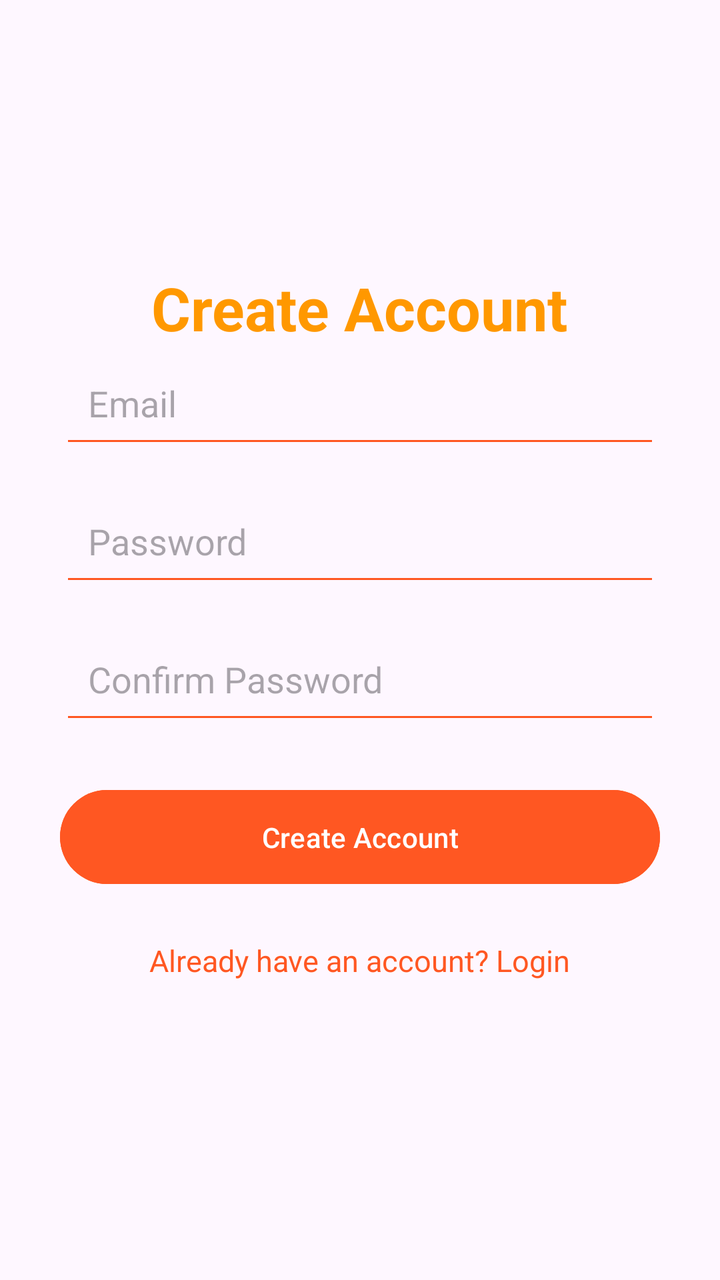
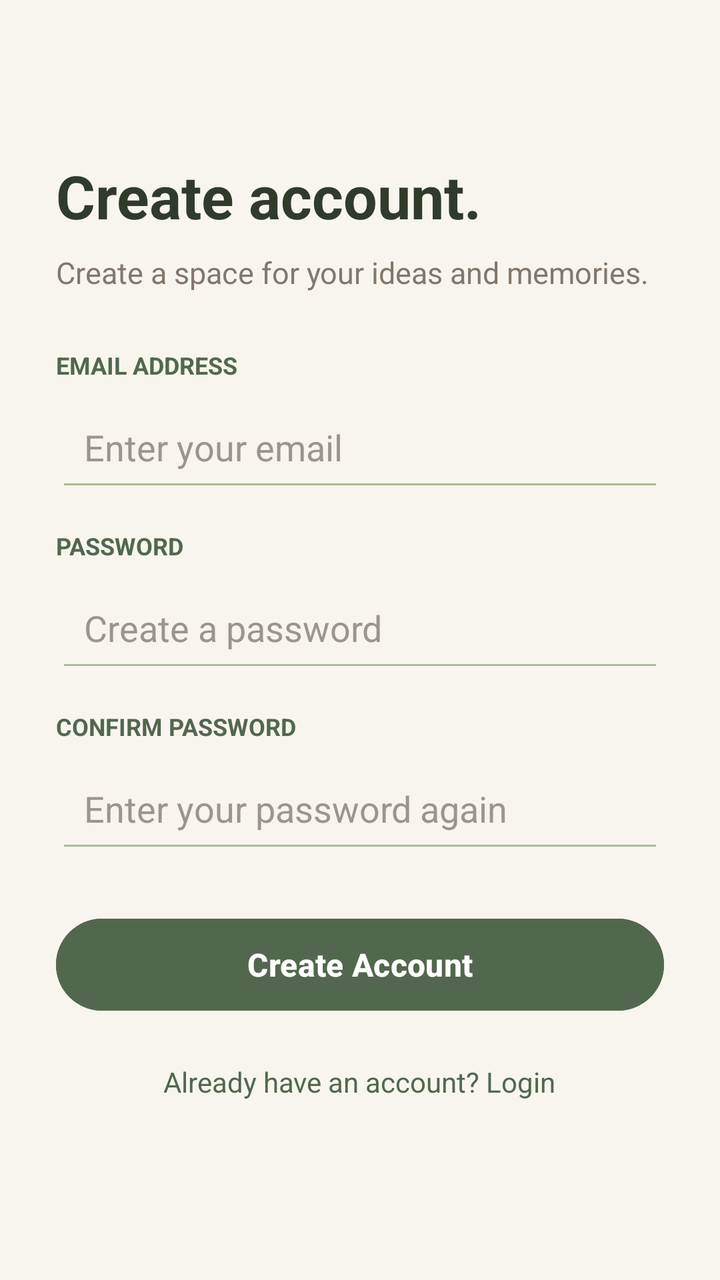

The first picture is an Android layout as it rendered before a commit; the second is the same layout after the commit. The layout source and the unified diff follow.
<!-- AndroidManifest.xml: application theme Theme.MiniProjectNoteBook -->
<!-- res/layout/fragment_register.xml -->
<?xml version="1.0" encoding="utf-8"?>
<LinearLayout xmlns:android="http://schemas.android.com/apk/res/android"
    xmlns:tools="http://schemas.android.com/tools"
    android:layout_width="match_parent"
    android:layout_height="match_parent"
    android:orientation="vertical"
    android:gravity="center"
    android:padding="30dp"

    tools:context=".ui.login.LoginFragment">

    <TextView
        android:layout_width="wrap_content"
        android:layout_height="wrap_content"
        android:textSize="30sp"
        android:textStyle="bold"
        android:textColor="#FF9800"
        android:text="Create Account"/>

    <EditText
        android:id="@+id/etEmail"
        android:layout_width="match_parent"
        android:layout_height="55dp"
        android:hint="Email"
        android:inputType="text"
        android:padding="14dp"
        android:backgroundTint="#FF5722" />

    <EditText
        android:id="@+id/etPassword"
        android:layout_width="match_parent"
        android:layout_height="55dp"
        android:hint="Password"
        android:inputType="textPassword"
        android:padding="14dp"
        android:layout_marginTop="14dp"
        android:backgroundTint="#FF5722" />

    <EditText
        android:id="@+id/etConfirmPassword"
        android:layout_width="match_parent"
        android:layout_height="55dp"
        android:hint="Confirm Password"
        android:inputType="textPassword"
        android:padding="14dp"
        android:layout_marginTop="14dp"
        android:backgroundTint="#FF5722" />

    <Button
        android:id="@+id/btnRegister"
        android:layout_width="match_parent"
        android:layout_height="55dp"
        android:text="Create Account"
        android:textAllCaps="false"
        android:layout_marginTop="24dp"
        android:backgroundTint="#FF5722" />

    <TextView
        android:id="@+id/tvLogin"
        android:layout_width="wrap_content"
        android:layout_height="wrap_content"
        android:text="Already have an account? Login"
        android:textSize="15sp"
        android:textColor="#FF5722"
        android:padding="16dp"
        android:layout_marginTop="8dp" />


</LinearLayout>
<!-- resources referenced by this layout -->
<resources>
  <style name="Theme.MiniProjectNoteBook" parent="Base.Theme.MiniProjectNoteBook" />
  <style name="Base.Theme.MiniProjectNoteBook" parent="Theme.Material3.DayNight.NoActionBar">
          
          
      </style>
</resources>

<!-- the commit's change to res/layout/fragment_register.xml (unified diff, before → after) -->
@@ -1,69 +1,117 @@
 <?xml version="1.0" encoding="utf-8"?>
-<LinearLayout xmlns:android="http://schemas.android.com/apk/res/android"
+<LinearLayout
+    xmlns:android="http://schemas.android.com/apk/res/android"
     xmlns:tools="http://schemas.android.com/tools"
     android:layout_width="match_parent"
     android:layout_height="match_parent"
     android:orientation="vertical"
     android:gravity="center"
-    android:padding="30dp"
-
+    android:background="#F8F5EF"
+    android:padding="28dp"
     tools:context=".ui.login.LoginFragment">
 
     <TextView
-        android:layout_width="wrap_content"
+        android:layout_width="match_parent"
         android:layout_height="wrap_content"
+        android:text="Create account."
+        android:textColor="#303B2C"
         android:textSize="30sp"
-        android:textStyle="bold"
-        android:textColor="#FF9800"
-        android:text="Create Account"/>
+        android:textStyle="bold" />
+
+    <TextView
+        android:layout_width="match_parent"
+        android:layout_height="wrap_content"
+        android:layout_marginTop="8dp"
+        android:layout_marginBottom="28dp"
+        android:text="Create a space for your ideas and memories."
+        android:textColor="#82786B"
+        android:textSize="15sp" />
+
+    <TextView
+        android:layout_width="match_parent"
+        android:layout_height="wrap_content"
+        android:text="EMAIL ADDRESS"
+        android:textColor="#52684E"
+        android:textSize="12sp"
+        android:textStyle="bold" />
 
     <EditText
         android:id="@+id/etEmail"
         android:layout_width="match_parent"
-        android:layout_height="55dp"
-        android:hint="Email"
-        android:inputType="text"
+        android:layout_height="54dp"
+        android:layout_marginTop="6dp"
         android:padding="14dp"
-        android:backgroundTint="#FF5722" />
+        android:backgroundTint="#A7BC98"
+        android:hint="Enter your email"
+        android:inputType="textEmailAddress"
+        android:autofillHints="emailAddress"
+        android:textColor="#303B2C"
+        android:textColorHint="#9B968D" />
+
+    <TextView
+        android:layout_width="match_parent"
+        android:layout_height="wrap_content"
+        android:layout_marginTop="14dp"
+        android:text="PASSWORD"
+        android:textColor="#52684E"
+        android:textSize="12sp"
+        android:textStyle="bold" />
 
     <EditText
         android:id="@+id/etPassword"
         android:layout_width="match_parent"
-        android:layout_height="55dp"
-        android:hint="Password"
+        android:layout_height="54dp"
+        android:layout_marginTop="6dp"
+        android:padding="14dp"
+        android:backgroundTint="#A7BC98"
+        android:hint="Create a password"
         android:inputType="textPassword"
-        android:padding="14dp"
+        android:autofillHints="newPassword"
+        android:textColor="#303B2C"
+        android:textColorHint="#9B968D" />
+
+    <TextView
+        android:layout_width="match_parent"
+        android:layout_height="wrap_content"
         android:layout_marginTop="14dp"
-        android:backgroundTint="#FF5722" />
+        android:text="CONFIRM PASSWORD"
+        android:textColor="#52684E"
+        android:textSize="12sp"
+        android:textStyle="bold" />
 
     <EditText
         android:id="@+id/etConfirmPassword"
         android:layout_width="match_parent"
-        android:layout_height="55dp"
-        android:hint="Confirm Password"
+        android:layout_height="54dp"
+        android:layout_marginTop="6dp"
+        android:padding="14dp"
+        android:backgroundTint="#A7BC98"
+        android:hint="Enter your password again"
         android:inputType="textPassword"
-        android:padding="14dp"
-        android:layout_marginTop="14dp"
-        android:backgroundTint="#FF5722" />
+        android:autofillHints="newPassword"
+        android:textColor="#303B2C"
+        android:textColorHint="#9B968D" />
 
     <Button
         android:id="@+id/btnRegister"
         android:layout_width="match_parent"
-        android:layout_height="55dp"
+        android:layout_height="54dp"
+        android:layout_marginTop="24dp"
+        android:backgroundTint="#52684E"
         android:text="Create Account"
         android:textAllCaps="false"
-        android:layout_marginTop="24dp"
-        android:backgroundTint="#FF5722" />
+        android:textColor="#FFFFFF"
+        android:textSize="16sp"
+        android:textStyle="bold" />
 
     <TextView
         android:id="@+id/tvLogin"
         android:layout_width="wrap_content"
         android:layout_height="wrap_content"
+        android:layout_marginTop="10dp"
+        android:padding="12dp"
         android:text="Already have an account? Login"
-        android:textSize="15sp"
-        android:textColor="#FF5722"
-        android:padding="16dp"
-        android:layout_marginTop="8dp" />
-
+        android:textColor="#52684E"
+        android:textSize="14sp" />
 
 </LinearLayout>
